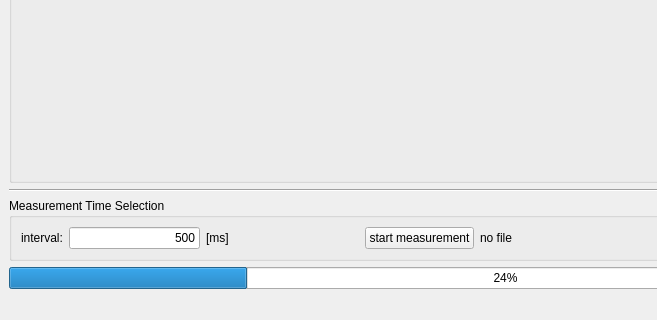
Old version of the form src/mainwindow.ui in the repository marvin5300/general-purpose-control; both pictures show x 0 to 657 and y 619 to 939 of the 1011 by 939 pixel window.
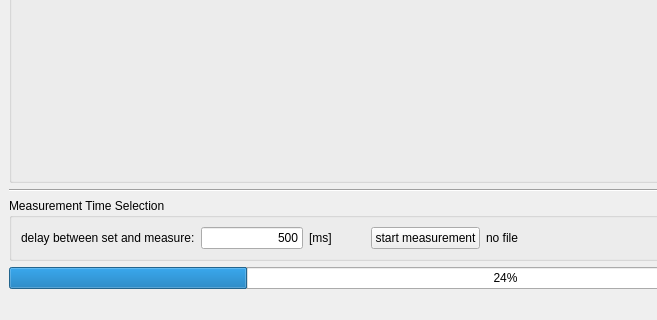
New version of the form.

Commit message: Now able to measure. Still a lot of bugs and small things to be changed. Not many functionalities. Should now be able to: measure Keithley 2000 and 2410 V, I and R and set Keithley 2410 V or I

```diff
--- a/src/mainwindow.ui
+++ b/src/mainwindow.ui
@@ -240,7 +240,7 @@
        <item>
         <widget class="QLabel" name="intervalLabel">
          <property name="text">
-          <string>interval:</string>
+          <string>delay between set and measure:</string>
          </property>
         </widget>
        </item>
```
Left out of the diff: 2 changed lines with no effect on the pictures. The commit also changes 17 other files.
